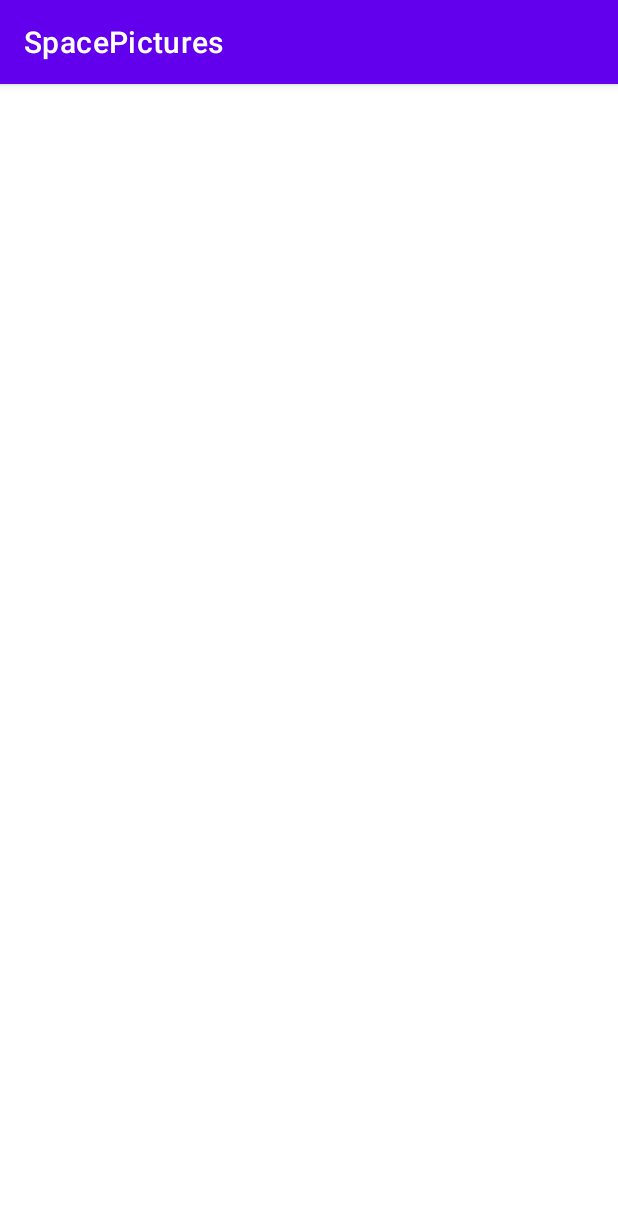
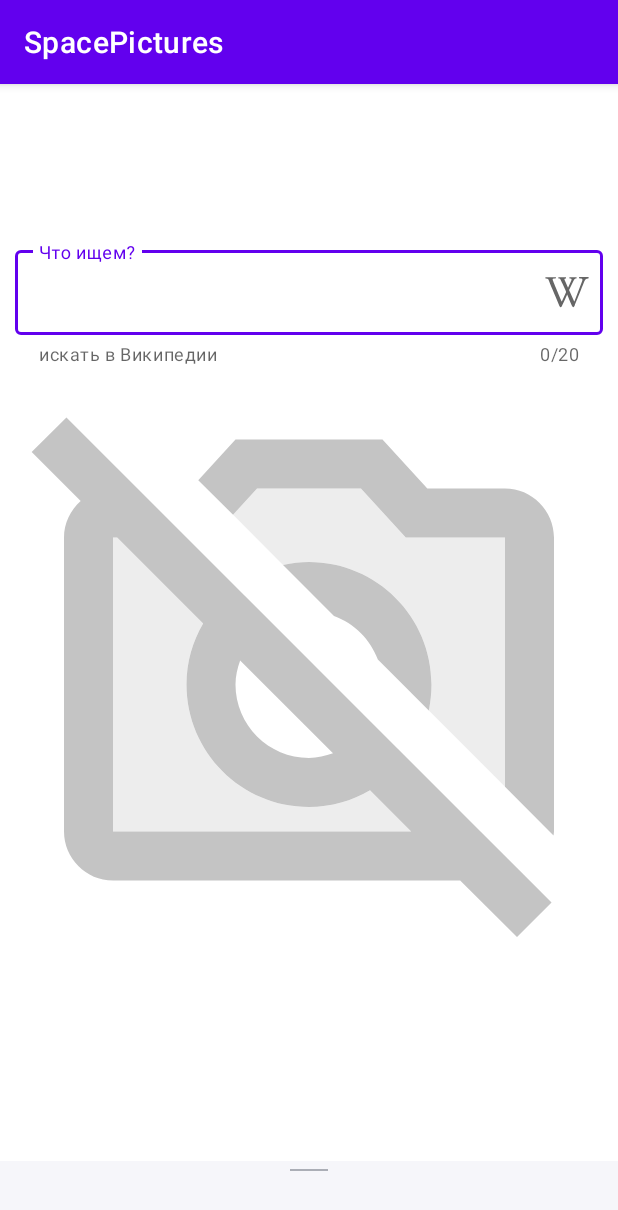
Before and after one commit to DeHoldER/SpacePictures, an Android app: the screen it shows after launch (MainActivity), on a phone screen of 412 x 824 dp. Shown: the top 1210 px of the screen. Run offline under Robolectric (Android 15) with nearby library versions, the phone set to English and light mode, and no system bars; pictures from the network do not load; 1 statement that could not run was skipped.

Commit message:
v0.031 patch (в прошлом коммите не прикрепился fragment_main.xml)

```diff
--- a/app/src/main/res/layout/fragment_main.xml
+++ b/app/src/main/res/layout/fragment_main.xml
@@ -1,16 +1,51 @@
 <?xml version="1.0" encoding="utf-8"?>
-<FrameLayout xmlns:android="http://schemas.android.com/apk/res/android"
+<androidx.coordinatorlayout.widget.CoordinatorLayout xmlns:android="http://schemas.android.com/apk/res/android"
     xmlns:app="http://schemas.android.com/apk/res-auto"
-    android:id="@+id/main"
     android:layout_width="match_parent"
     android:layout_height="match_parent">
 
-    <ru.geekbrains.spacepictures.util.EquilateralImageView
-        android:id="@+id/image_view"
+    <androidx.constraintlayout.widget.ConstraintLayout
+        android:id="@+id/main"
         android:layout_width="match_parent"
-        android:layout_height="wrap_content"
-        android:layout_gravity="center"
-        android:contentDescription="@string/photo_of_the_day_stub"
-        app:srcCompat="@drawable/ic_twotone_no_photography_24" />
+        android:layout_height="match_parent"
+        android:paddingStart="10dp"
+        android:paddingEnd="10dp">
 
-</FrameLayout>
+        <com.google.android.material.textfield.TextInputLayout
+            android:id="@+id/input_layout"
+            style="@style/Widget.MaterialComponents.TextInputLayout.OutlinedBox"
+            android:layout_width="0dp"
+            android:layout_height="wrap_content"
+            android:hint="@string/search_wiki"
+            app:counterEnabled="true"
+            app:counterMaxLength="20"
+            app:endIconCheckable="true"
+            app:endIconDrawable="@drawable/ic_wikipedia"
+            app:endIconMode="custom"
+            app:helperText="@string/wiki_helper_text"
+            app:layout_constraintBottom_toTopOf="@+id/image_view"
+            app:layout_constraintEnd_toEndOf="parent"
+            app:layout_constraintStart_toStartOf="parent">
+
+            <com.google.android.material.textfield.TextInputEditText
+                android:id="@+id/input_edit_text"
+                android:layout_width="match_parent"
+                android:layout_height="wrap_content"
+                android:inputType="text" />
+        </com.google.android.material.textfield.TextInputLayout>
+
+        <ru.geekbrains.spacepictures.util.EquilateralImageView
+            android:id="@+id/image_view"
+            android:layout_width="match_parent"
+            android:layout_height="wrap_content"
+            android:layout_gravity="center"
+            android:contentDescription="@string/photo_of_the_day_stub"
+            app:layout_constraintBottom_toBottomOf="parent"
+            app:layout_constraintEnd_toEndOf="parent"
+            app:layout_constraintStart_toStartOf="parent"
+            app:layout_constraintTop_toTopOf="parent"
+            app:srcCompat="@drawable/ic_no_photo_vector" />
+    </androidx.constraintlayout.widget.ConstraintLayout>
+
+    <include layout="@layout/bottom_sheet_layout" />
+</androidx.coordinatorlayout.widget.CoordinatorLayout>
```
